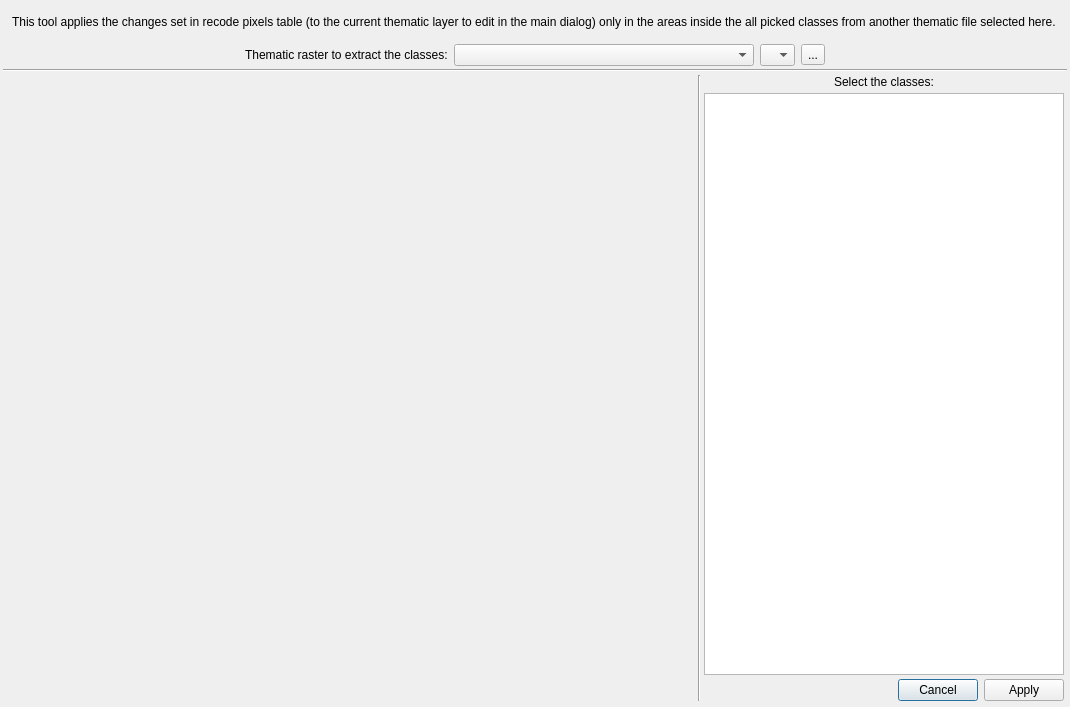
Above: ui/apply_from_thematic_classes.ui from SMByC/ThRasE before the change. Below: the same form after it.
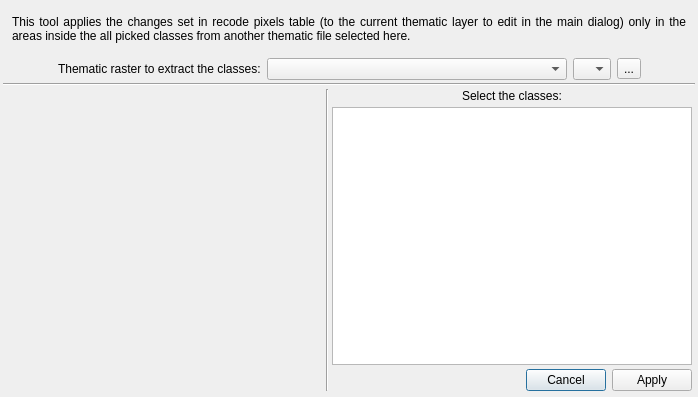
That is the form after the change. Custom widgets are drawn as their Qt base class.

Commit message: Several UI adjustments and fixes

What changed in the file:
```diff
--- a/ui/apply_from_thematic_classes.ui
+++ b/ui/apply_from_thematic_classes.ui
@@ -6,8 +6,8 @@
    <rect>
     <x>0</x>
     <y>0</y>
-    <width>1070</width>
-    <height>707</height>
+    <width>698</width>
+    <height>397</height>
    </rect>
   </property>
   <property name="windowTitle">
@@ -69,12 +69,6 @@
    </item>
    <item>
     <widget class="QWidget" name="widget_6" native="true">
-     <property name="maximumSize">
-      <size>
-       <width>16777215</width>
-       <height>32</height>
-      </size>
-     </property>
      <layout class="QHBoxLayout" name="horizontalLayout_12">
       <property name="leftMargin">
        <number>0</number>
@@ -129,17 +123,14 @@
       </item>
       <item>
        <widget class="QComboBox" name="QCBox_band_ThematicFile">
-        <property name="maximumSize">
-         <size>
-          <width>35</width>
-          <height>16777215</height>
-         </size>
-        </property>
         <property name="toolTip">
          <string>Select the band</string>
         </property>
         <property name="sizeAdjustPolicy">
-         <enum>QComboBox::AdjustToContents</enum>
+         <enum>QComboBox::AdjustToMinimumContentsLength</enum>
+        </property>
+        <property name="minimumContentsLength">
+         <number>1</number>
         </property>
        </widget>
       </item>
```
Left out of the diff: 2 changed lines with no effect on the pictures. The commit also changes 5 other files.
